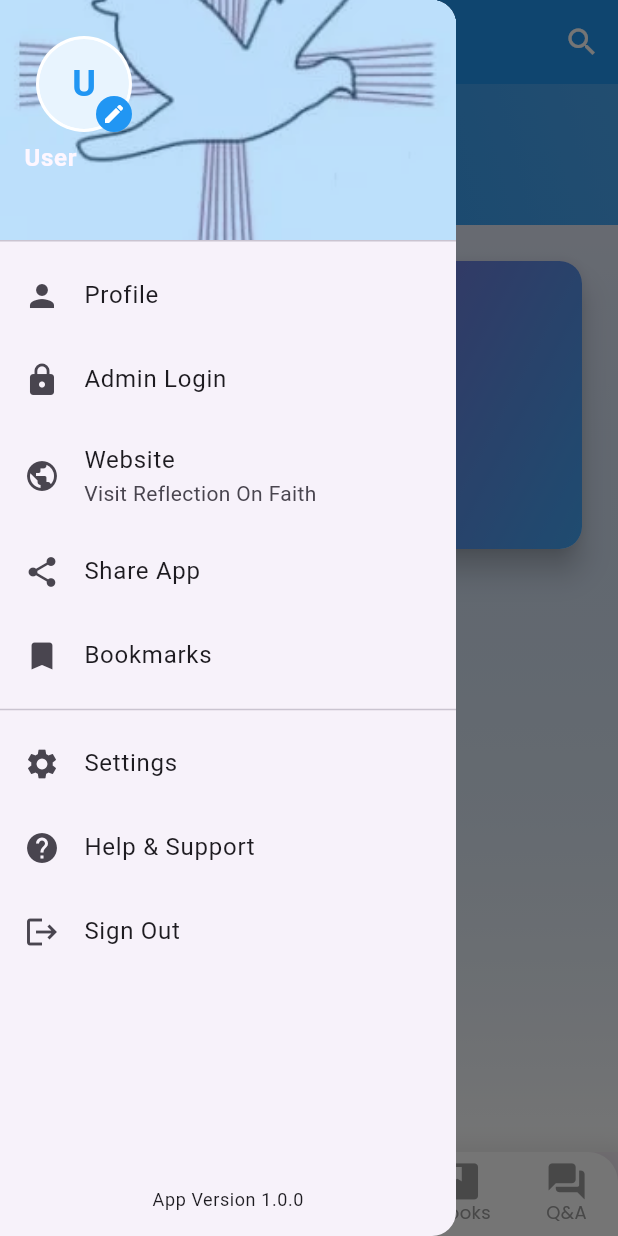
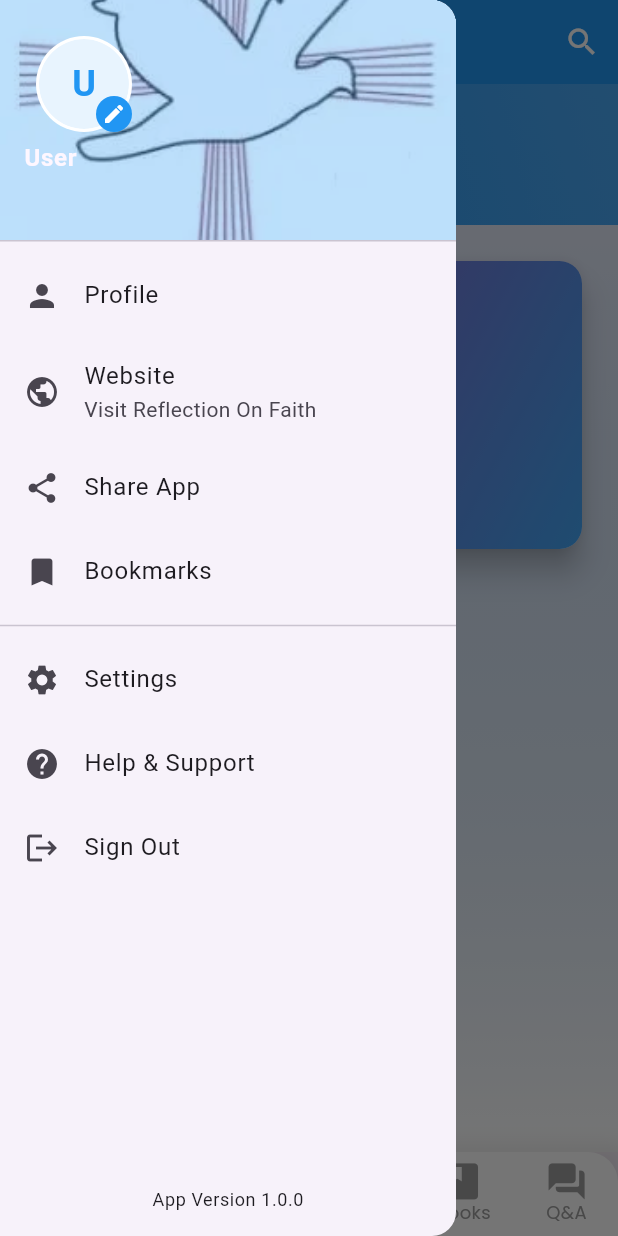
Before and after one commit to njogubless/PROJECT-, a Flutter app: the screen it shows once a user with an empty profile is signed in, after a tap on the "menu" icon, on a phone screen of 412 x 824 dp. Run offline on Flutter 3.47's test engine with Material 3 defaults, Android fonts, the phone set to English and light mode, and no system bars; drawn by our look-alikes of cached_network_image; our stand-ins replace cloud_firestore, dio, file_picker, firebase_auth, firebase_core, firebase_storage and 12 more; missing offline and left inert: flutter_pdfview, record; accounts and stored records are empty; network calls fail.

Commit message:
admin access/visibility to admin-portal

```diff
--- a/lib/widget/app_drawer.dart
+++ b/lib/widget/app_drawer.dart
@@ -27,7 +27,11 @@ class _AppDrawerState extends ConsumerState<AppDrawer> {
   Future<Map<String, dynamic>> _fetchUserData() async {
     final user = FirebaseAuth.instance.currentUser;
     if (user == null) {
-      return {'name': 'Guest User', 'email': 'Sign in to access all features', 'avatarUrl': null};
+      return {
+        'name': 'Guest User',
+        'email': 'Sign in to access all features',
+        'avatarUrl': null
+      };
     }
 
     try {
@@ -77,6 +81,29 @@ class _AppDrawerState extends ConsumerState<AppDrawer> {
         'avatarUrl': user.photoURL,
       };
     }
+  }
+
+  Future<bool> _isUserAdmin() async {
+    final user = FirebaseAuth.instance.currentUser;
+    if (user == null) return false;
+
+    try {
+      final userDoc = await FirebaseFirestore.instance
+          .collection('users')
+          .doc(user.uid)
+          .get();
+
+      if (userDoc.exists && userDoc.data() != null) {
+        final userData = userDoc.data() as Map<String, dynamic>;
+
+        return userData['isAdmin'] == true ||
+            userData['role'] == 'admin' ||
+            userData['role'] == 'administrator';
+      }
+    } catch (e) {
+      debugPrint('Error checking admin status: $e');
+    }
+    return false;
   }
 
   Future<void> launchLink(String link) async {
@@ -194,7 +221,8 @@ class _AppDrawerState extends ConsumerState<AppDrawer> {
           FutureBuilder<Map<String, dynamic>>(
             future: _fetchUserData(),
             builder: (context, snapshot) {
-              final userData = snapshot.data ?? {
+              final userData = snapshot.data ??
+                  {
                     'name': 'Loading...',
                     'email': 'Loading...',
                     'avatarUrl': null
@@ -233,16 +261,20 @@ class _AppDrawerState extends ConsumerState<AppDrawer> {
                             : ClipOval(
                                 child: userData['avatarUrl'] != null
                                     ? CachedNetworkImage(
-                                        imageUrl: userData['avatarUrl'] as String,
+                                        imageUrl:
+                                            userData['avatarUrl'] as String,
                                         placeholder: (context, url) =>
                                             const CircularProgressIndicator(),
                                         errorWidget: (context, url, error) =>
-                                            _buildFallbackAvatar(userData['name'] as String, theme),
+                                            _buildFallbackAvatar(
+                                                userData['name'] as String,
+                                                theme),
                                         fit: BoxFit.cover,
                                         width: 60,
                                         height: 60,
                                       )
-                                    : _buildFallbackAvatar(userData['name'] as String, theme),
+                                    : _buildFallbackAvatar(
+                                        userData['name'] as String, theme),
                               ),
                       ),
                       if (user != null)
@@ -275,7 +307,18 @@ class _AppDrawerState extends ConsumerState<AppDrawer> {
                     onTap: () {},
                   ),
                 ],
-                ListTile(
+                // Admin Login - Only visible to admin users
+                FutureBuilder<bool>(
+                  future: _isUserAdmin(),
+                  builder: (context, snapshot) {
+                    final isAdmin = snapshot.data ?? false;
+
+                    // Hide the ListTile if user is not admin
+                    if (!isAdmin) {
+                      return const SizedBox.shrink();
+                    }
+
+                    return ListTile(
                       leading: const Icon(Icons.lock),
                       title: const Text("Admin Login"),
                       onTap: () {
@@ -284,6 +327,8 @@ class _AppDrawerState extends ConsumerState<AppDrawer> {
                             context,
                             MaterialPageRoute(
                                 builder: (context) => AdminLoginPage()));
+                      },
+                    );
                   },
                 ),
                 ListTile(
@@ -340,8 +385,8 @@ class _AppDrawerState extends ConsumerState<AppDrawer> {
                         context: context,
                         builder: (context) => AlertDialog(
                           title: const Text('Sign Out'),
-                          content: const Text(
-                              'Are you sure you want to sign out?'),
+                          content:
+                              const Text('Are you sure you want to sign out?'),
                           actions: [
                             TextButton(
                               onPressed: () => Navigator.pop(context, false),
@@ -356,8 +401,7 @@ class _AppDrawerState extends ConsumerState<AppDrawer> {
                       );
 
                       if (shouldLogout == true) {
-                        final authRepository =
-                            ref.read(authRepositoryProvider);
+                        final authRepository = ref.read(authRepositoryProvider);
                         await authRepository.signOutUser();
                         if (mounted) {
                           Navigator.pushReplacementNamed(context, '/');
```
Lines whose indentation alone changed are shown as unchanged.
